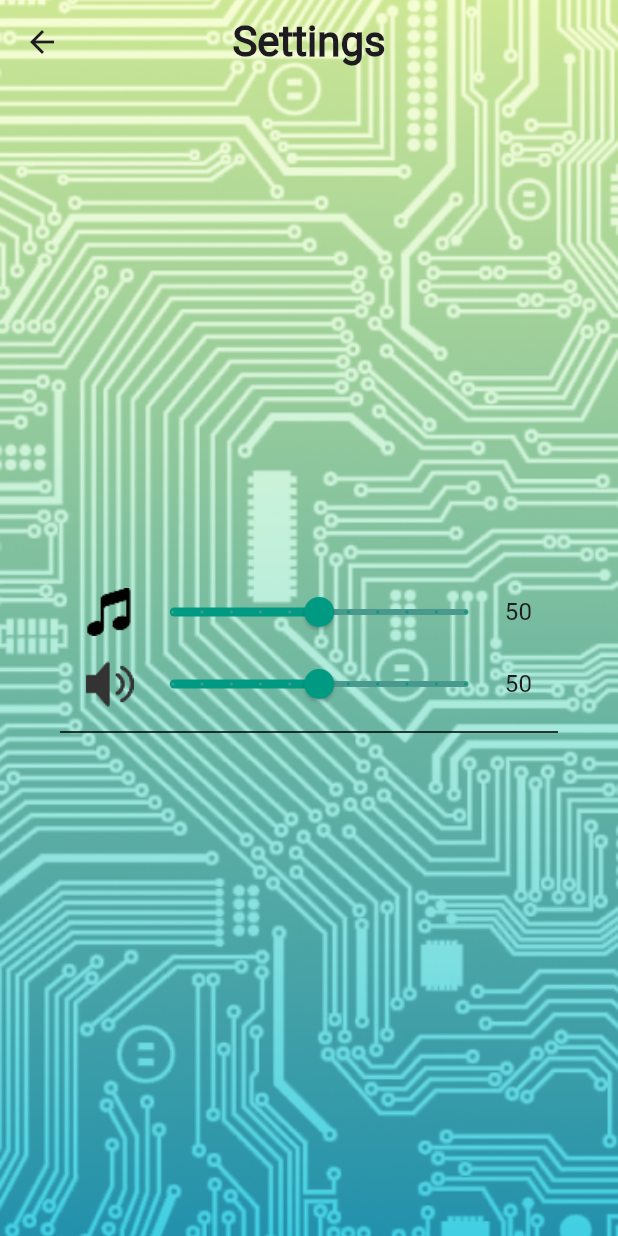
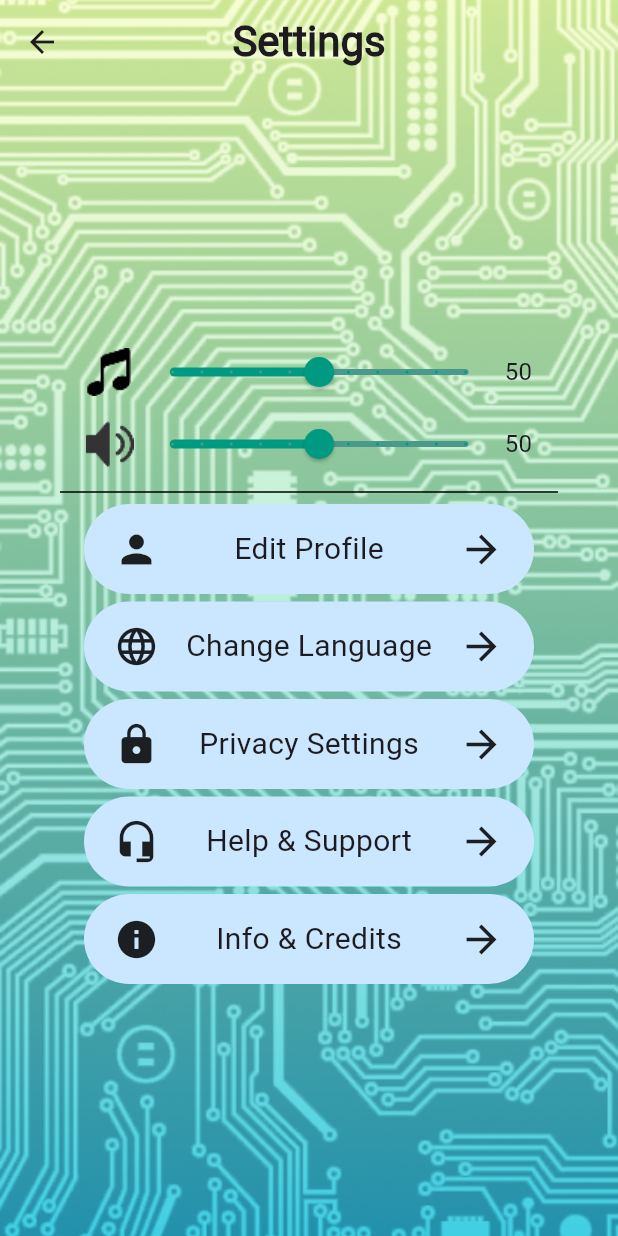
Before and after one commit to ComputacaoMovel2024/tp-c_dingo, a Flutter app: the SettingsPage screen opened directly, on a phone screen of 412 x 824 dp. Run offline on Flutter 3.47's test engine with Material 3 defaults, Android fonts, the phone set to English and light mode, and no system bars; our stand-ins replace shared_preferences; accounts and stored records are empty.

Commit message:
Página de Settings Aprimorada
Ainda não está completa

```diff
--- a/dingo/lib/settings/settings_page.dart
+++ b/dingo/lib/settings/settings_page.dart
@@ -49,6 +49,30 @@ class SettingsPage extends StatelessWidget {
                         indent: 40,
                         endIndent: 40,
                       ),
+                      CustomSettingsButton(
+                        settingsIcon: Icon(Icons.person, size: 30),
+                        settingsText: 'Edit Profile',
+                      ),
+                      SizedBox(height: 5),
+                      CustomSettingsButton(
+                        settingsIcon: Icon(Icons.language, size: 30),
+                        settingsText: 'Change Language',
+                      ),
+                      SizedBox(height: 5),
+                      CustomSettingsButton(
+                        settingsIcon: Icon(Icons.lock, size: 30),
+                        settingsText: 'Privacy Settings',
+                      ),
+                      SizedBox(height: 5),
+                      CustomSettingsButton(
+                        settingsIcon: Icon(Icons.headset_mic, size: 30),
+                        settingsText: 'Help & Support',
+                      ),
+                      SizedBox(height: 5),
+                      CustomSettingsButton(
+                        settingsIcon: Icon(Icons.info, size: 30),
+                        settingsText: 'Info & Credits',
+                      ),
                     ],
                   ),
                 ),
@@ -60,3 +84,51 @@ class SettingsPage extends StatelessWidget {
     );
   }
 }
+
+class CustomSettingsButton extends StatelessWidget {
+  final Icon settingsIcon;
+  final String settingsText;
+
+  const CustomSettingsButton({
+    super.key,
+    required this.settingsIcon,
+    required this.settingsText,
+  });
+
+  @override
+  Widget build(BuildContext context) {
+    return InkWell(
+      onTap: () {},
+      child: Container(
+        width: 300,
+        height: 60,
+        padding: const EdgeInsets.symmetric(horizontal: 20, vertical: 5),
+        decoration: BoxDecoration(
+          color: const Color.fromARGB(255, 202, 231, 255),
+          borderRadius: BorderRadius.circular(30),
+        ),
+        child: Row(
+          mainAxisAlignment: MainAxisAlignment.center,
+          children: <Widget>[
+            settingsIcon,
+            const Spacer(),
+            Center(
+              child: Text(
+                settingsText,
+                textAlign: TextAlign.left,
+                style: const TextStyle(
+                  fontSize: 20,
+                ),
+              ),
+            ),
+            const Spacer(),
+            const Icon(
+              Icons.arrow_forward,
+              size: 30,
+            ),
+          ],
+        ),
+      ),
+    );
+  }
+}
```
